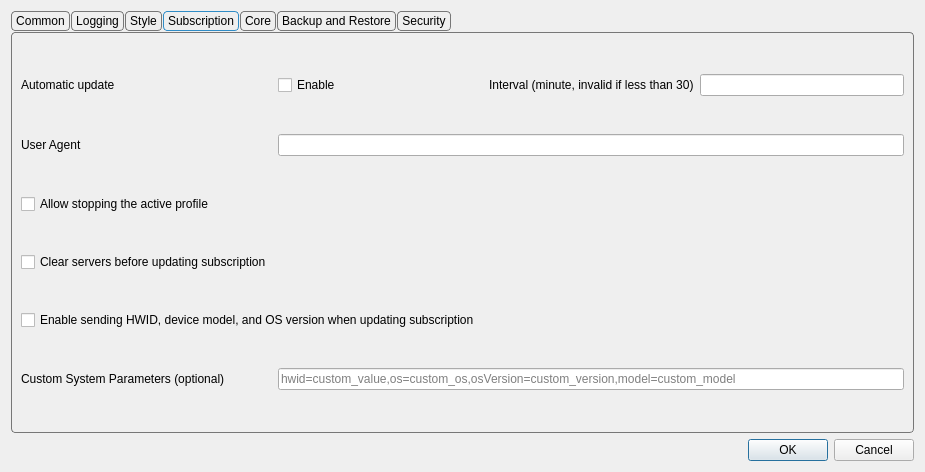
This is include/ui/setting/dialog_basic_settings.ui in R3G1ST/FreeLink-app as Qt 5 draws it before an edit. The edited form follows.
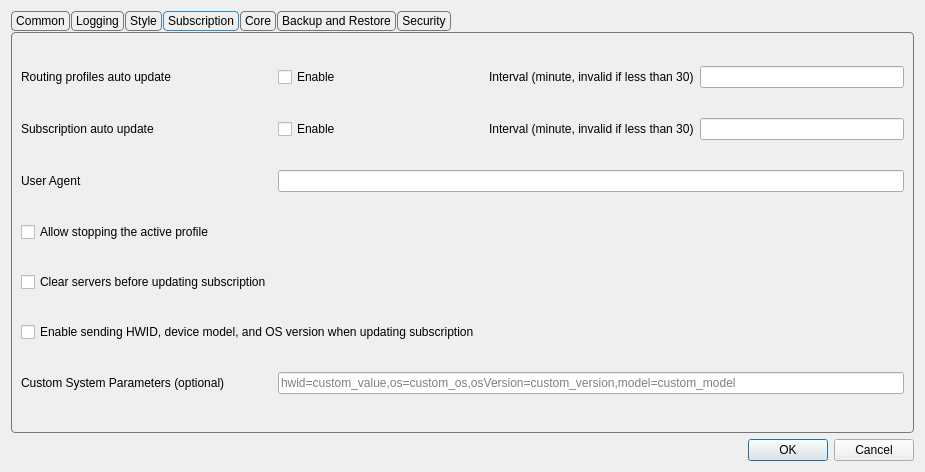
This is the edited form. The open tabs and pages were chosen to show the change. Custom widgets are drawn as their Qt base class.

Diff of the .ui file:
```diff
--- a/include/ui/setting/dialog_basic_settings.ui
+++ b/include/ui/setting/dialog_basic_settings.ui
@@ -802,34 +802,24 @@
        <string>Subscription</string>
       </attribute>
       <layout class="QGridLayout" name="gridLayout_7">
-       <item row="7" column="0" colspan="2">
-        <widget class="QCheckBox" name="sub_send_hwid">
-         <property name="toolTip">
-          <string>&lt;html&gt;&lt;head/&gt;&lt;body&gt;&lt;p&gt;HWID=%1&lt;/p&gt;&lt;p&gt;OS=%2&lt;/p&gt;&lt;p&gt;OS Version=%3&lt;/p&gt;&lt;p&gt;Model=%4&lt;/p&gt;&lt;/body&gt;&lt;/html&gt;</string>
-         </property>
-         <property name="text">
-          <string>Enable sending HWID, device model, and OS version when updating subscription</string>
-         </property>
-        </widget>
-       </item>
-       <item row="8" column="1">
+       <item row="9" column="1">
         <widget class="QLineEdit" name="sub_custom_hwid_params">
          <property name="placeholderText">
           <string>hwid=custom_value,os=custom_os,osVersion=custom_version,model=custom_model</string>
          </property>
         </widget>
        </item>
-       <item row="1" column="1">
-        <widget class="MyLineEdit" name="user_agent"/>
-       </item>
-       <item row="3" column="0">
+       <item row="4" column="0">
         <widget class="QCheckBox" name="sub_clear">
          <property name="text">
           <string>Clear servers before updating subscription</string>
          </property>
         </widget>
        </item>
-       <item row="0" column="0">
+       <item row="2" column="1">
+        <widget class="MyLineEdit" name="user_agent"/>
+       </item>
+       <item row="1" column="0">
         <widget class="QLabel" name="label_20">
          <property name="sizePolicy">
           <sizepolicy hsizetype="Preferred" vsizetype="Maximum">
@@ -838,21 +828,11 @@
           </sizepolicy>
          </property>
          <property name="text">
-          <string>Automatic update</string>
+          <string>Subscription auto update</string>
          </property>
         </widget>
        </item>
-       <item row="8" column="0">
-        <widget class="QLabel" name="label_custom_hwid_params">
-         <property name="toolTip">
-          <string>&lt;html&gt;&lt;head/&gt;&lt;body&gt;&lt;p&gt;Format: hwid=value,os=value,osVersion=value,model=value&lt;/p&gt;&lt;p&gt;Leave empty to use default values. Only specify the parameters you want to override.&lt;/p&gt;&lt;/body&gt;&lt;/html&gt;</string>
-         </property>
-         <property name="text">
-          <string>Custom System Parameters (optional)</string>
-         </property>
-        </widget>
-       </item>
-       <item row="0" column="1">
+       <item row="1" column="1">
         <layout class="QHBoxLayout" name="horizontalLayout_5">
          <item>
           <widget class="QCheckBox" name="sub_auto_update_enable">
@@ -886,14 +866,27 @@
          </item>
         </layout>
        </item>
-       <item row="1" column="0">
-        <widget class="QLabel" name="label_4">
+       <item row="8" column="0" colspan="2">
+        <widget class="QCheckBox" name="sub_send_hwid">
+         <property name="toolTip">
+          <string>&lt;html&gt;&lt;head/&gt;&lt;body&gt;&lt;p&gt;HWID=%1&lt;/p&gt;&lt;p&gt;OS=%2&lt;/p&gt;&lt;p&gt;OS Version=%3&lt;/p&gt;&lt;p&gt;Model=%4&lt;/p&gt;&lt;/body&gt;&lt;/html&gt;</string>
+         </property>
          <property name="text">
-          <string>User Agent</string>
+          <string>Enable sending HWID, device model, and OS version when updating subscription</string>
          </property>
         </widget>
        </item>
-       <item row="2" column="0">
+       <item row="9" column="0">
+        <widget class="QLabel" name="label_custom_hwid_params">
+         <property name="toolTip">
+          <string>&lt;html&gt;&lt;head/&gt;&lt;body&gt;&lt;p&gt;Format: hwid=value,os=value,osVersion=value,model=value&lt;/p&gt;&lt;p&gt;Leave empty to use default values. Only specify the parameters you want to override.&lt;/p&gt;&lt;/body&gt;&lt;/html&gt;</string>
+         </property>
+         <property name="text">
+          <string>Custom System Parameters (optional)</string>
+         </property>
+        </widget>
+       </item>
+       <item row="3" column="0">
         <widget class="QCheckBox" name="allow_stopping_active_profile">
          <property name="toolTip">
           <string>&lt;html&gt;&lt;head/&gt;&lt;body&gt;&lt;p&gt;When enabled, If the currently active profile needs to be removed, it will be stopped and removed, otherwise it will not be removed at all&lt;/p&gt;&lt;/body&gt;&lt;/html&gt;</string>
@@ -903,6 +896,60 @@
          </property>
         </widget>
        </item>
+       <item row="2" column="0">
+        <widget class="QLabel" name="label_4">
+         <property name="text">
+          <string>User Agent</string>
+         </property>
+        </widget>
+       </item>
+       <item row="0" column="1">
+        <layout class="QHBoxLayout" name="horizontalLayout_route_auto_update">
+         <item>
+          <widget class="QCheckBox" name="route_auto_update_enable">
+           <property name="sizePolicy">
+            <sizepolicy hsizetype="Minimum" vsizetype="Fixed">
+             <horstretch>0</horstretch>
+             <verstretch>0</verstretch>
+            </sizepolicy>
+           </property>
+           <property name="text">
+            <string>Enable</string>
+           </property>
+          </widget>
+         </item>
+         <item>
+          <widget class="QLabel" name="label_route_auto_update_interval">
+           <property name="text">
+            <string>Interval (minute, invalid if less than 30)</string>
+           </property>
+          </widget>
+         </item>
+         <item>
+          <widget class="QLineEdit" name="route_auto_update">
+           <property name="sizePolicy">
+            <sizepolicy hsizetype="Preferred" vsizetype="Fixed">
+             <horstretch>0</horstretch>
+             <verstretch>0</verstretch>
+            </sizepolicy>
+           </property>
+          </widget>
+         </item>
+        </layout>
+       </item>
+       <item row="0" column="0">
+        <widget class="QLabel" name="label_route_auto_update">
+         <property name="sizePolicy">
+          <sizepolicy hsizetype="Preferred" vsizetype="Maximum">
+           <horstretch>0</horstretch>
+           <verstretch>0</verstretch>
+          </sizepolicy>
+         </property>
+         <property name="text">
+          <string>Routing profiles auto update</string>
+         </property>
+        </widget>
+       </item>
       </layout>
      </widget>
      <widget class="QWidget" name="tab_4">
```
